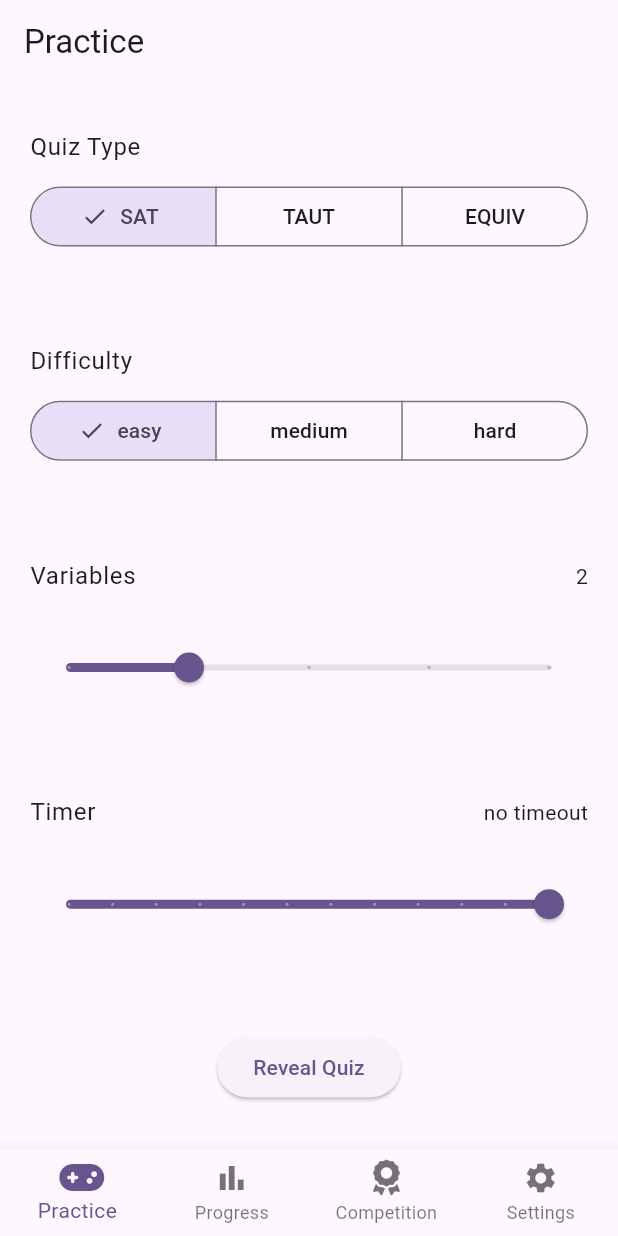
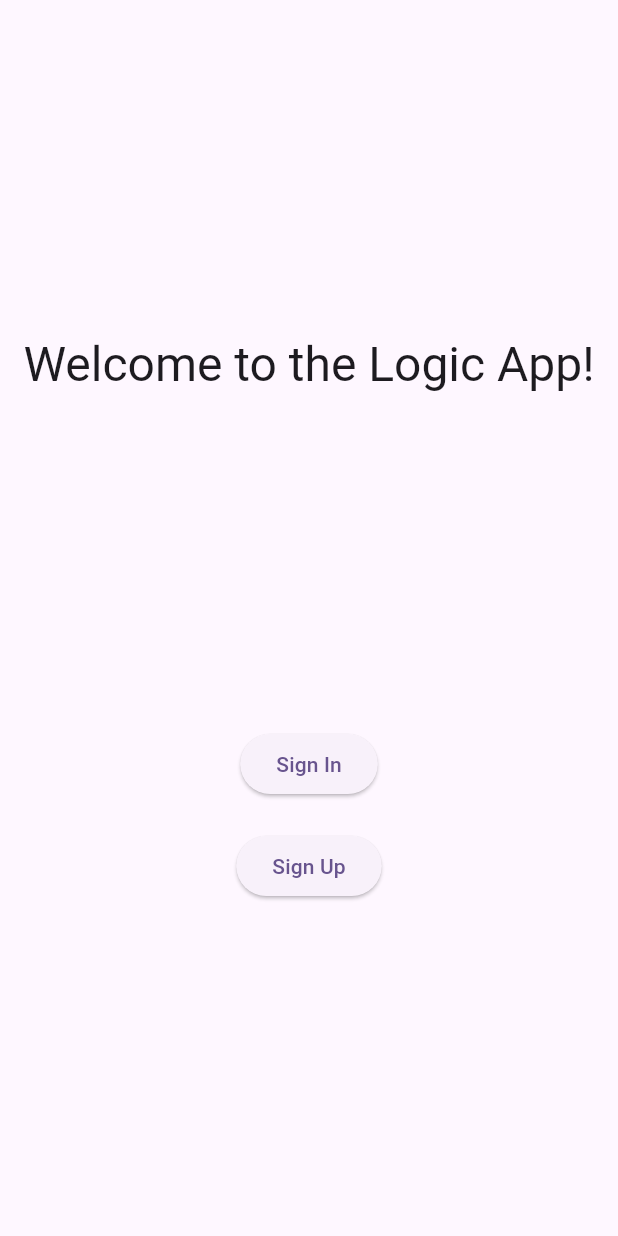
Before and after one commit to dmholtz/logic_app, a Flutter app: the screen it shows after launch, on a phone screen of 412 x 824 dp. Run offline on Flutter 3.47's test engine with Material 2 defaults, Android fonts, the light colour scheme and no system bars; our stand-ins replace flutter_riverpod, fluttericon, freezed_annotation, go_router.

Commit message:
Add sign-up screen

```diff
--- a/lib/main.dart
+++ b/lib/main.dart
@@ -1,7 +1,11 @@
+import 'dart:io';
+
 import 'package:flutter/material.dart';
 import 'package:flutter_riverpod/flutter_riverpod.dart';
 import 'package:logic_app/app.dart';
+import 'package:logic_app/utils/dev_http_overrides.dart';
 
 void main() {
+  HttpOverrides.global = DevHttpOverrides();
   runApp(const ProviderScope(child: App()));
 }
--- a/lib/router.dart
+++ b/lib/router.dart
@@ -9,7 +9,9 @@
 import 'package:logic_app/screens/progress.dart';
 import 'package:logic_app/screens/quizWrapper.dart';
 import 'package:logic_app/screens/settings.dart';
+import 'package:logic_app/screens/sign_up.dart';
 import 'package:logic_app/screens/statistics.dart';
+import 'package:logic_app/screens/welcome.dart';
 
 final GlobalKey<NavigatorState> _rootNavigatorKey = GlobalKey<NavigatorState>();
 final GlobalKey<NavigatorState> _shellNavigatorKey =
@@ -17,8 +19,20 @@
 
 final router = GoRouter(
   navigatorKey: _rootNavigatorKey,
-  initialLocation: "/practice",
+  initialLocation: "/",
   routes: [
+    GoRoute(
+      path: "/",
+      builder: (context, state) => const WelcomeScreen(),
+    ),
+    GoRoute(
+      path: "/sign-up",
+      builder: (context, state) => const SignupScreen(),
+    ),
+    GoRoute(
+      path: "/sign-in",
+      builder: (context, state) => const WelcomeScreen(),
+    ),
     ShellRoute(
       navigatorKey: _shellNavigatorKey,
       builder: (context, state, child) {
--- /dev/null
+++ b/lib/screens/welcome.dart
@@ -0,0 +1,40 @@
+import 'package:flutter/material.dart';
+import 'package:flutter_riverpod/flutter_riverpod.dart';
+import 'package:go_router/go_router.dart';
+
+class WelcomeScreen extends ConsumerWidget {
+  const WelcomeScreen({super.key});
+
+  @override
+  Widget build(BuildContext context, WidgetRef ref) {
+    return Scaffold(
+      body: Center(
+        child: Column(
+          mainAxisAlignment: MainAxisAlignment.spaceEvenly,
+          children: [
+            Text(
+              "Welcome to the Logic App!",
+              style: Theme.of(context).textTheme.headlineLarge,
+              textAlign: TextAlign.center,
+            ),
+            Column(children: [
+              ElevatedButton(
+                onPressed: () {
+                  context.go('/sign-in');
+                },
+                child: const Text("Sign In"),
+              ),
+              const SizedBox(height: 20),
+              ElevatedButton(
+                onPressed: () {
+                  context.go('/sign-up');
+                },
+                child: const Text("Sign Up"),
+              ),
+            ]),
+          ],
+        ),
+      ),
+    );
+  }
+}
--- a/pubspec.yaml
+++ b/pubspec.yaml
@@ -38,6 +38,8 @@
   go_router: ^9.0.3
   flutter_riverpod: ^2.3.6
   fluttericon: ^2.0.0
+  http: ^1.1.0
+  freezed_annotation: ^2.4.1
 
 dev_dependencies:
   flutter_test:
@@ -49,6 +51,8 @@
   # package. See that file for information about deactivating specific lint
   # rules and activating additional ones.
   flutter_lints: ^2.0.0
+  build_runner: ^2.4.6
+  freezed: ^2.4.2
 
 # For information on the generic Dart part of this file, see the
 # following page: https://dart.dev/tools/pub/pubspec
```
Also changed, not shown: lib/models/form_credentials.dart (added, +22 -0 lines), lib/models/form_field.dart (added, +13 -0 lines), lib/screens/sign_up.dart (added, +162 -0 lines), lib/state/credentials_form.dart (added, +26 -0 lines), lib/utils/dev_http_overrides.dart (added, +12 -0 lines), lib/models/form_credentials.freezed.dart (added), lib/models/form_field.freezed.dart (added), pubspec.lock.
